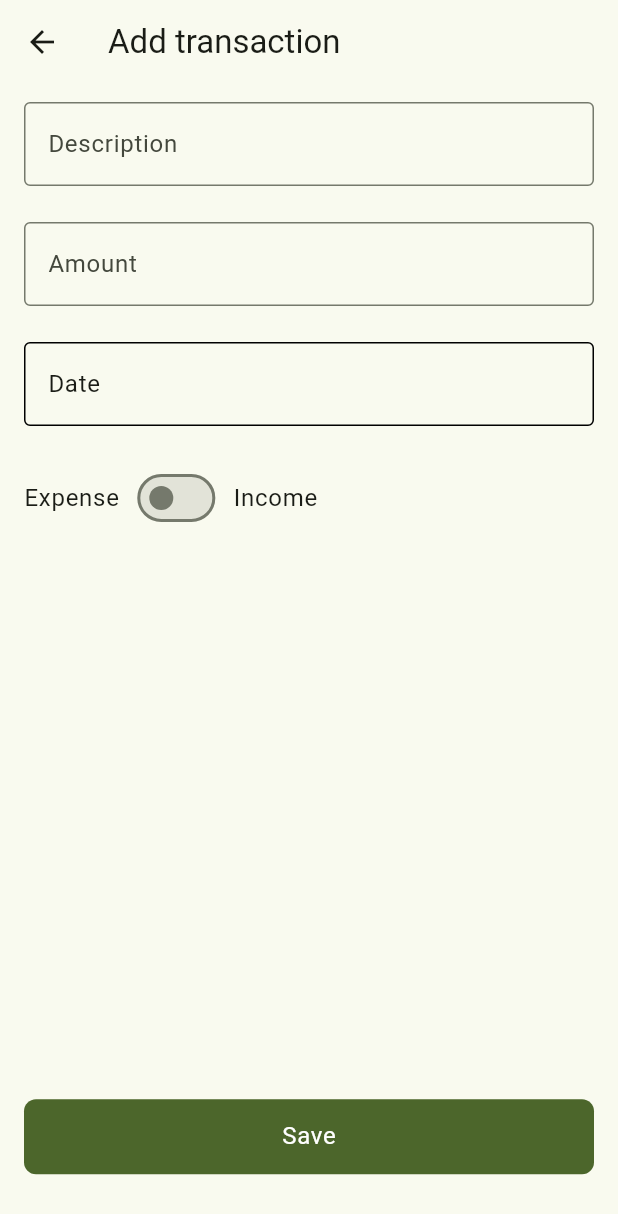
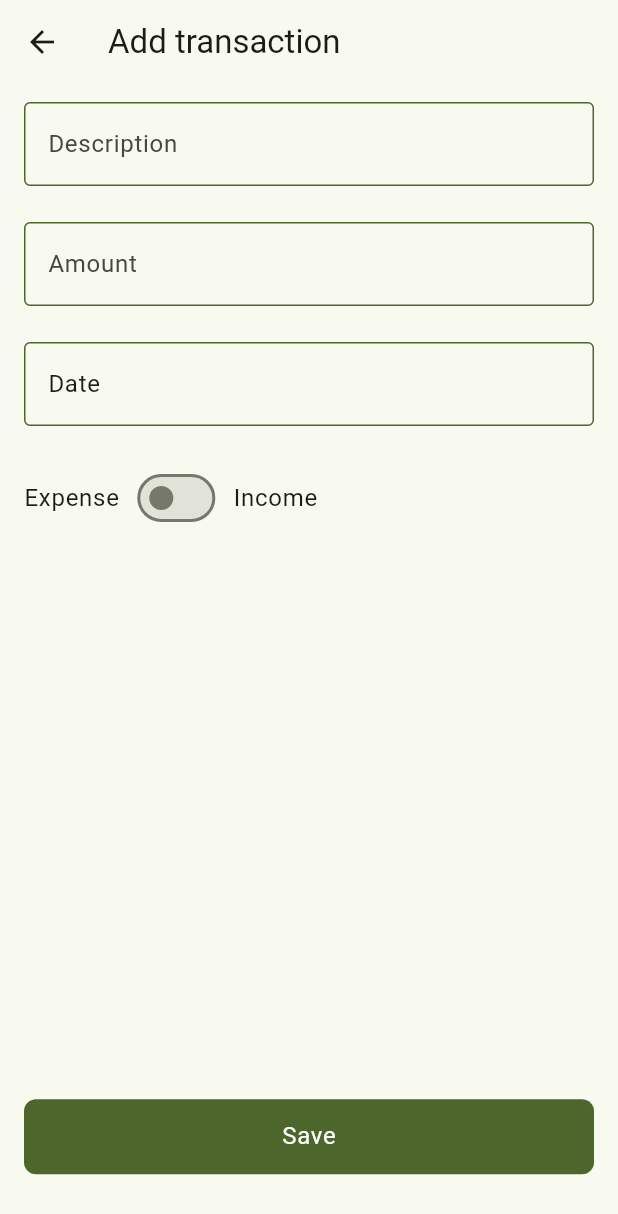
Before and after one commit to lmajano07/technical_test, a Flutter app: the CreateTransactionPage screen opened directly, on a phone screen of 412 x 824 dp. Shown: the top 1214 px of the screen. Run offline on Flutter 3.47's test engine with Material 3 defaults, Android fonts, the phone set to English and light mode, and no system bars; our stand-ins replace dartz, flutter_dotenv, flutter_riverpod, sqflite; accounts and stored records are empty; statements that could not run were skipped.

Commit message:
chore: color corrections

```diff
--- a/lib/features/shared/presentation/widgets/custom_text_field.dart
+++ b/lib/features/shared/presentation/widgets/custom_text_field.dart
@@ -25,6 +25,10 @@ class CustomTextField extends StatefulWidget {
 class _CustomTextFieldState extends State<CustomTextField> {
   @override
   Widget build(BuildContext context) {
+    final border = OutlineInputBorder(
+      borderSide: BorderSide(color: Theme.of(context).colorScheme.primary),
+    );
+
     return TextFormField(
       controller: widget.controller,
       validator: widget.validator,
@@ -34,7 +38,9 @@ class _CustomTextFieldState extends State<CustomTextField> {
       decoration: InputDecoration(
         labelText: widget.label,
         hintText: widget.hint,
-        border: const OutlineInputBorder(),
+        border: border,
+        focusedBorder: border,
+        enabledBorder: border,
       ),
     );
   }
--- a/lib/features/shared/presentation/widgets/date_picker.dart
+++ b/lib/features/shared/presentation/widgets/date_picker.dart
@@ -31,6 +31,10 @@ class _DatePickerState extends State<DatePicker> {
 
   @override
   Widget build(BuildContext context) {
+    final border = OutlineInputBorder(
+      borderSide: BorderSide(color: Theme.of(context).colorScheme.primary),
+    );
+
     selectDate() async {
       final newDate = await showDatePicker(
         context: context,
@@ -57,8 +61,9 @@ class _DatePickerState extends State<DatePicker> {
           labelText: 'Date',
           labelStyle: Theme.of(context).textTheme.bodyLarge,
           hintText: 'Select a date',
-          border: const OutlineInputBorder(),
-          disabledBorder: const OutlineInputBorder(),
+          border: border,
+          focusedBorder: border,
+          disabledBorder: border,
           errorBorder: OutlineInputBorder(
             borderSide: BorderSide(color: Theme.of(context).colorScheme.error),
           ),
```
